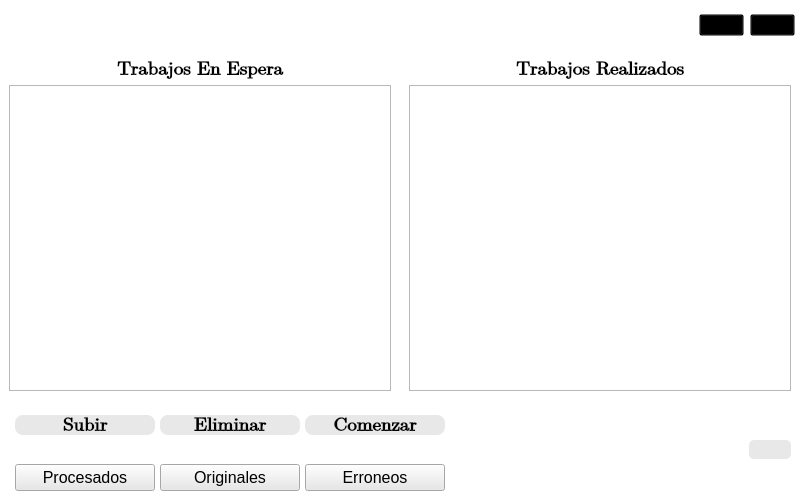
This is App/Front/V_KWSonora.ui in LAngelVp/ProccessRMPG73 as Qt 5 draws it before an edit. The edited form follows.
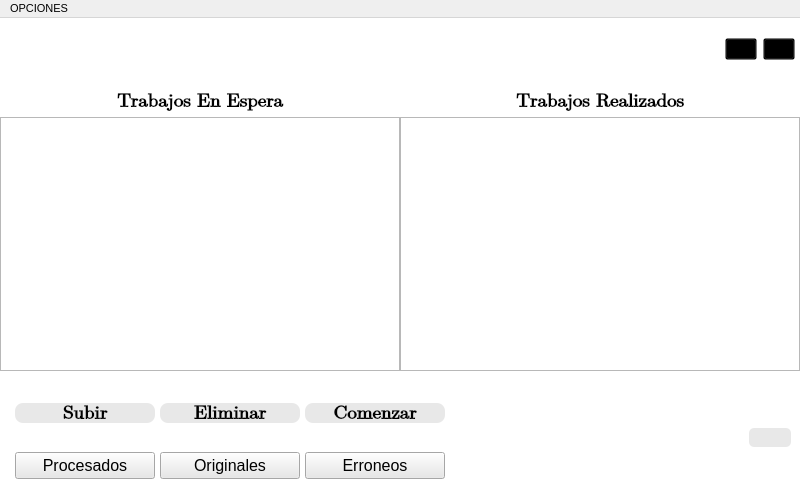
This is the edited form. Icons and pictures are not drawn.

Commit message: Agregue Kenworth Sonora al sistema

What changed in the file:
```diff
--- a/App/Front/V_KWSonora.ui
+++ b/App/Front/V_KWSonora.ui
@@ -83,11 +83,62 @@
 }</string>
   </property>
   <widget class="QWidget" name="WPrincipal">
+   <property name="minimumSize">
+    <size>
+     <width>800</width>
+     <height>500</height>
+    </size>
+   </property>
+   <property name="maximumSize">
+    <size>
+     <width>800</width>
+     <height>500</height>
+    </size>
+   </property>
+   <widget class="QWidget" name="WCuerpo" native="true">
+    <property name="geometry">
+     <rect>
+      <x>0</x>
+      <y>67</y>
+      <width>800</width>
+      <height>280</height>
+     </rect>
+    </property>
+    <property name="minimumSize">
+     <size>
+      <width>0</width>
+      <height>280</height>
+     </size>
+    </property>
+    <property name="maximumSize">
+     <size>
+      <width>16777215</width>
+      <height>280</height>
+     </size>
+    </property>
+    <layout class="QHBoxLayout" name="horizontalLayout_3">
+     <property name="spacing">
+      <number>0</number>
+     </property>
+     <property name="leftMargin">
+      <number>0</number>
+     </property>
+     <property name="topMargin">
+      <number>0</number>
+     </property>
+     <property name="rightMargin">
+      <number>0</number>
+     </property>
+     <property name="bottomMargin">
+      <number>0</number>
+     </property>
+    </layout>
+   </widget>
    <widget class="QWidget" name="WPie" native="true">
     <property name="geometry">
      <rect>
       <x>0</x>
-      <y>400</y>
+      <y>370</y>
       <width>800</width>
       <height>100</height>
      </rect>
@@ -251,7 +302,7 @@
         </item>
         <item>
          <widget class="QWidget" name="WBotonesRutas" native="true">
-          <layout class="QHBoxLayout" name="horizontalLayout_9">
+          <layout class="QHBoxLayout" name="horizontalLayout_6">
            <property name="spacing">
             <number>5</number>
            </property>
@@ -340,7 +391,7 @@
      </item>
      <item>
       <widget class="QWidget" name="WTextoProceso" native="true">
-       <layout class="QVBoxLayout" name="verticalLayout_7">
+       <layout class="QVBoxLayout" name="verticalLayout_5">
         <property name="spacing">
          <number>5</number>
         </property>
@@ -409,7 +460,7 @@
          <height>60</height>
         </size>
        </property>
-       <layout class="QVBoxLayout" name="verticalLayout_8">
+       <layout class="QVBoxLayout" name="verticalLayout_7">
         <item>
          <widget class="QPushButton" name="btnAyuda">
           <property name="maximumSize">
@@ -482,123 +533,6 @@
      </item>
     </layout>
    </widget>
-   <widget class="QWidget" name="WCuerpo" native="true">
-    <property name="geometry">
-     <rect>
-      <x>0</x>
-      <y>50</y>
-      <width>800</width>
-      <height>350</height>
-     </rect>
-    </property>
-    <property name="minimumSize">
-     <size>
-      <width>0</width>
-      <height>350</height>
-     </size>
-    </property>
-    <property name="maximumSize">
-     <size>
-      <width>16777215</width>
-      <height>350</height>
-     </size>
-    </property>
-    <layout class="QHBoxLayout" name="horizontalLayout_6">
-     <property name="spacing">
-      <number>0</number>
-     </property>
-     <property name="leftMargin">
-      <number>0</number>
-     </property>
-     <property name="topMargin">
-      <number>0</number>
-     </property>
-     <property name="rightMargin">
-      <number>0</number>
-     </property>
-     <property name="bottomMargin">
-      <number>0</number>
-     </property>
-     <item>
-      <widget class="QWidget" name="WTablaIzquierda" native="true">
-       <layout class="QVBoxLayout" name="verticalLayout_4">
-        <item>
-         <widget class="QLabel" name="lblTextoEnCola">
-          <property name="minimumSize">
-           <size>
-            <width>0</width>
-            <height>20</height>
-           </size>
-          </property>
-          <property name="maximumSize">
-           <size>
-            <width>16777215</width>
-            <height>20</height>
-           </size>
-          </property>
-          <property name="font">
-           <font>
-            <family>Cambria Math</family>
-            <pointsize>14</pointsize>
-            <weight>75</weight>
-            <bold>true</bold>
-           </font>
-          </property>
-          <property name="text">
-           <string>Trabajos En Espera</string>
-          </property>
-          <property name="alignment">
-           <set>Qt::AlignCenter</set>
-          </property>
-         </widget>
-        </item>
-        <item>
-         <widget class="QTableWidget" name="TWCola"/>
-        </item>
-       </layout>
-      </widget>
-     </item>
-     <item>
-      <widget class="QWidget" name="WTablaDerecha" native="true">
-       <layout class="QVBoxLayout" name="verticalLayout_5">
-        <item>
-         <widget class="QLabel" name="lblTextoProcesado">
-          <property name="minimumSize">
-           <size>
-            <width>0</width>
-            <height>20</height>
-           </size>
-          </property>
-          <property name="maximumSize">
-           <size>
-            <width>16777215</width>
-            <height>20</height>
-           </size>
-          </property>
-          <property name="font">
-           <font>
-            <family>Cambria Math</family>
-            <pointsize>14</pointsize>
-            <weight>75</weight>
-            <bold>true</bold>
-           </font>
-          </property>
-          <property name="text">
-           <string>Trabajos Realizados</string>
-          </property>
-          <property name="alignment">
-           <set>Qt::AlignCenter</set>
-          </property>
-         </widget>
-        </item>
-        <item>
-         <widget class="QTableWidget" name="TWProcesado"/>
-        </item>
-       </layout>
-      </widget>
-     </item>
-    </layout>
-   </widget>
    <widget class="QWidget" name="WCabecera" native="true">
     <property name="geometry">
      <rect>
@@ -658,16 +592,28 @@
          <number>0</number>
         </property>
         <property name="topMargin">
-         <number>5</number>
+         <number>0</number>
         </property>
         <property name="rightMargin">
          <number>0</number>
         </property>
         <property name="bottomMargin">
-         <number>5</number>
+         <number>0</number>
         </property>
-        <item>
-         <widget class="QLabel" name="lblLogoKWSONORA">
+       </layout>
+      </widget>
+     </item>
+    </layout>
+   </widget>
+   <widget class="QLabel" name="lblLogoKWS">
+    <property name="geometry">
+     <rect>
+      <x>5</x>
+      <y>6</y>
+      <width>200</width>
+      <height>50</height>
+     </rect>
+    </property>
           <property name="text">
            <string/>
           </property>
@@ -677,38 +623,25 @@
           <property name="scaledContents">
            <bool>true</bool>
           </property>
-          <property name="wordWrap">
-           <bool>false</bool>
-          </property>
-         </widget>
-        </item>
-       </layout>
-      </widget>
-     </item>
-     <item>
-      <spacer name="horizontalSpacer">
-       <property name="orientation">
-        <enum>Qt::Horizontal</enum>
-       </property>
-       <property name="sizeHint" stdset="0">
-        <size>
-         <width>476</width>
-         <height>20</height>
-        </size>
-       </property>
-      </spacer>
-     </item>
-     <item>
+   </widget>
       <widget class="QWidget" name="WBotonesSalida" native="true">
+    <property name="geometry">
+     <rect>
+      <x>725</x>
+      <y>6</y>
+      <width>75</width>
+      <height>50</height>
+     </rect>
+    </property>
        <property name="minimumSize">
         <size>
-         <width>110</width>
+      <width>75</width>
          <height>0</height>
         </size>
        </property>
        <property name="maximumSize">
         <size>
-         <width>110</width>
+      <width>75</width>
          <height>16777215</height>
         </size>
        </property>
@@ -767,10 +700,159 @@
         </item>
        </layout>
       </widget>
+   <widget class="QWidget" name="WTablaIzquierda" native="true">
+    <property name="geometry">
+     <rect>
+      <x>0</x>
+      <y>73</y>
+      <width>400</width>
+      <height>280</height>
+     </rect>
+    </property>
+    <layout class="QVBoxLayout" name="verticalLayout_3">
+     <item>
+      <widget class="QLabel" name="lblTextoEnCola">
+       <property name="minimumSize">
+        <size>
+         <width>0</width>
+         <height>20</height>
+        </size>
+       </property>
+       <property name="maximumSize">
+        <size>
+         <width>16777215</width>
+         <height>20</height>
+        </size>
+       </property>
+       <property name="font">
+        <font>
+         <family>Cambria Math</family>
+         <pointsize>14</pointsize>
+         <weight>75</weight>
+         <bold>true</bold>
+        </font>
+       </property>
+       <property name="text">
+        <string>Trabajos En Espera</string>
+       </property>
+       <property name="alignment">
+        <set>Qt::AlignCenter</set>
+       </property>
+      </widget>
      </item>
+     <item>
+      <widget class="QTableWidget" name="TWCola"/>
+     </item>
     </layout>
    </widget>
-  </widget>
+   <widget class="QWidget" name="WTablaDerecha" native="true">
+    <property name="geometry">
+     <rect>
+      <x>400</x>
+      <y>73</y>
+      <width>400</width>
+      <height>280</height>
+     </rect>
+    </property>
+    <layout class="QVBoxLayout" name="verticalLayout_4">
+     <item>
+      <widget class="QLabel" name="lblTextoProcesado">
+       <property name="minimumSize">
+        <size>
+         <width>0</width>
+         <height>20</height>
+        </size>
+       </property>
+       <property name="maximumSize">
+        <size>
+         <width>16777215</width>
+         <height>20</height>
+        </size>
+       </property>
+       <property name="font">
+        <font>
+         <family>Cambria Math</family>
+         <pointsize>14</pointsize>
+         <weight>75</weight>
+         <bold>true</bold>
+        </font>
+       </property>
+       <property name="text">
+        <string>Trabajos Realizados</string>
+       </property>
+       <property name="alignment">
+        <set>Qt::AlignCenter</set>
+       </property>
+      </widget>
+     </item>
+     <item>
+      <widget class="QTableWidget" name="TWProcesado"/>
+     </item>
+    </layout>
+   </widget>
+  </widget>
+  <widget class="QMenuBar" name="menuBar">
+   <property name="geometry">
+    <rect>
+     <x>0</x>
+     <y>0</y>
+     <width>800</width>
+     <height>20</height>
+    </rect>
+   </property>
+   <property name="font">
+    <font>
+     <family>Arial</family>
+     <pointsize>8</pointsize>
+    </font>
+   </property>
+   <widget class="QMenu" name="menuOPCIONES">
+    <property name="font">
+     <font>
+      <family>Arial</family>
+      <pointsize>8</pointsize>
+     </font>
+    </property>
+    <property name="title">
+     <string>OPCIONES</string>
+    </property>
+    <widget class="QMenu" name="menuPagoClientes">
+     <property name="font">
+      <font>
+       <family>Arial</family>
+       <pointsize>8</pointsize>
+      </font>
+     </property>
+     <property name="title">
+      <string>Pago Clientes</string>
+     </property>
+     <addaction name="actionObjetivos_Mensuales"/>
+    </widget>
+    <addaction name="menuPagoClientes"/>
+    <addaction name="actionFechaMovimiento"/>
+   </widget>
+   <addaction name="menuOPCIONES"/>
+  </widget>
+  <action name="actionObjetivos_Mensuales">
+   <property name="text">
+    <string>Objetivos Mensuales</string>
+   </property>
+   <property name="font">
+    <font>
+     <family>Arial</family>
+    </font>
+   </property>
+  </action>
+  <action name="actionFechaMovimiento">
+   <property name="text">
+    <string>Fecha Movimiento</string>
+   </property>
+   <property name="font">
+    <font>
+     <family>Arial</family>
+    </font>
+   </property>
+  </action>
  </widget>
  <resources/>
  <connections/>
```
Left out of the diff: 14 changed lines with no effect on the pictures. Lines whose indentation alone changed are shown as unchanged. The commit also changes 45 other files.
